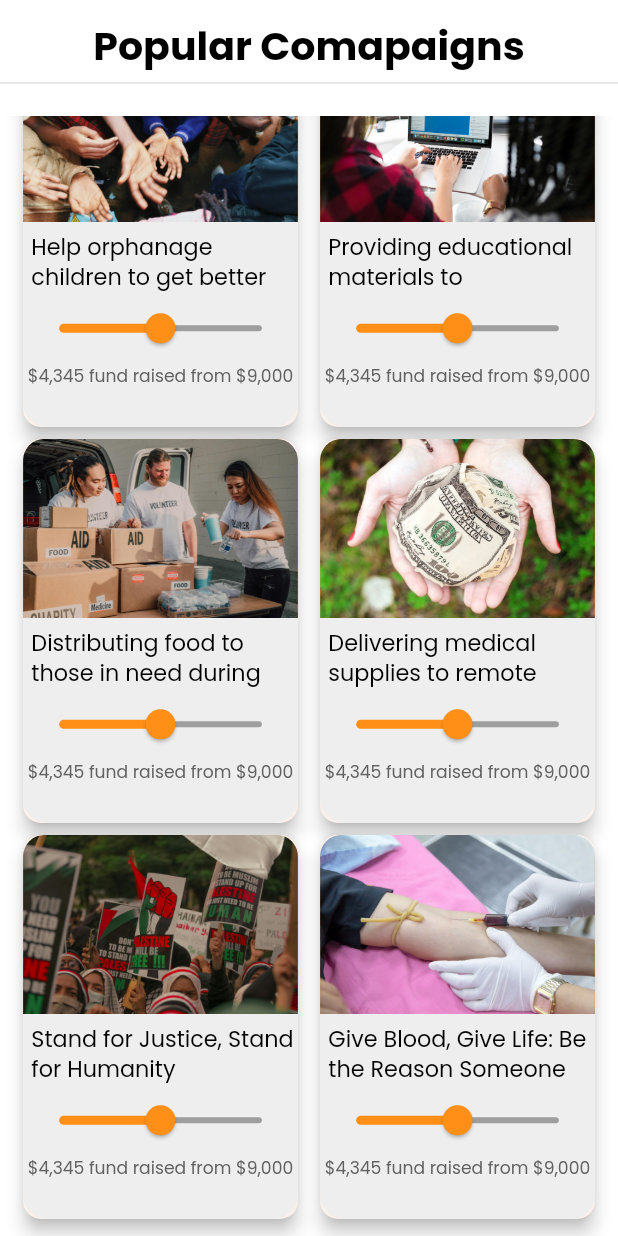
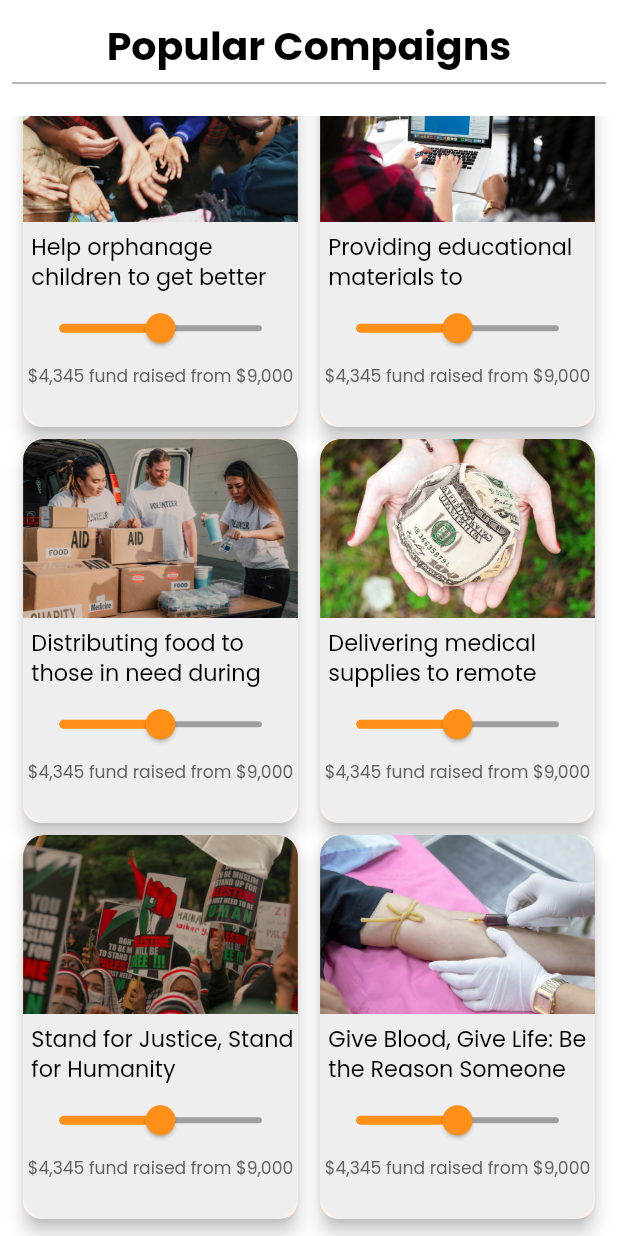
Before and after one commit to Iqra-Ilyas094093/helpo, a Flutter app: the Popularcompaigns screen opened by its route, scrolled down 61 dp, on a phone screen of 412 x 824 dp. Run offline on Flutter 3.47's test engine with Material 3 defaults, Android fonts, the phone set to English and light mode, and no system bars; our stand-ins replace animated_splash_screen, another_flushbar, carousel_slider, firebase_auth, firebase_core, fl_chart and 9 more; accounts and stored records are empty; project files that could hold a hidden picture were left out.

```diff
--- a/lib/utilites/validators/app_url.dart
+++ b/lib/utilites/validators/app_url.dart
@@ -3,7 +3,7 @@
 class AppUrl {
 
 
-  static var baseUrl = 'http://paykaro.beedesignx.com/api' ;
+  static var baseUrl = 'https://haqdaar.beedesignx.com/api' ;
 
   static var loginEndPoint =  '$baseUrl/login' ;
   static var registerApiEndPoint =  '$baseUrl/register' ;
--- a/lib/views/pages/menuScreen/menuScreen.dart
+++ b/lib/views/pages/menuScreen/menuScreen.dart
@@ -23,7 +23,10 @@ class menuScreen extends StatelessWidget {
                 ),
               ),
             ),
-            Divider(color: Colors.grey.shade300,),
+            Padding(
+              padding: const EdgeInsets.symmetric(horizontal: 8.0),
+              child: Divider(color: Colors.grey.shade500,),
+            ),
             SizedBox(height: 12.h,),
             Padding(
               padding: const EdgeInsets.symmetric(horizontal: 8.0,vertical: 12).h.w,
--- a/lib/views/pages/menuScreen/parts/RandomBarChart.dart
+++ b/lib/views/pages/menuScreen/parts/RandomBarChart.dart
@@ -65,11 +65,11 @@ class _RandomBarChartCardState extends State<RandomBarChartCard> {
   @override
   Widget build(BuildContext context) {
     return Card(
-      margin: const EdgeInsets.all(10).h.w,
+      margin: const EdgeInsets.all(10).w,
       elevation: 4,
       shape: RoundedRectangleBorder(borderRadius: BorderRadius.circular(12.r)),
       child: Padding(
-        padding: const EdgeInsets.all(16).h.w,
+        padding: const EdgeInsets.all(16).w,
         child: Column(
           crossAxisAlignment: CrossAxisAlignment.start,
           children: [
@@ -130,7 +130,7 @@ class _RandomBarChartCardState extends State<RandomBarChartCard> {
                   barTouchData: BarTouchData(enabled: false),
                 ),
                 swapAnimationDuration: const Duration(milliseconds: 800),
-                swapAnimationCurve: Curves.easeOutBack,
+                swapAnimationCurve: Curves.fastOutSlowIn,
               ),
             ),
           ],
--- a/lib/views/pages/menuScreen/parts/card.dart
+++ b/lib/views/pages/menuScreen/parts/card.dart
@@ -53,6 +53,7 @@ class CreditCardWidget extends StatelessWidget {
                           ),
                         ),
                         Text(
+                          // VISA
                           'VISA',
                           style: Theme.of(context).textTheme.titleLarge!.copyWith(
                             color: Colors.white,
@@ -63,6 +64,7 @@ class CreditCardWidget extends StatelessWidget {
                       ],
                     ),
                     Text(
+                    // **** **** **** 3456
                       '**** **** **** 3456',
                       style: Theme.of(context).textTheme.titleLarge!.copyWith(
                         color: Colors.white,
@@ -76,9 +78,11 @@ class CreditCardWidget extends StatelessWidget {
                         Column(
                           crossAxisAlignment: CrossAxisAlignment.start,
                           children: [
+                            // Card Holder
                             Text('Card Holder',
                                 style: Theme.of(context).textTheme.titleLarge!.copyWith(
                                     color: Colors.white70, fontSize: 12.sp)),
+                            // JOHN DOE
                             Text('JOHN DOE',
                                 style: Theme.of(context).textTheme.titleLarge!.copyWith(
                                     color: Colors.white,
@@ -89,9 +93,11 @@ class CreditCardWidget extends StatelessWidget {
                         Column(
                           crossAxisAlignment: CrossAxisAlignment.start,
                           children: [
+                            // Expires
                             Text('Expires',
                                 style: Theme.of(context).textTheme.titleLarge!.copyWith(
                                     color: Colors.white70, fontSize: 12.sp)),
+                            // '08/25'
                             Text('08/25',
                                 style: Theme.of(context).textTheme
                                 .titleLarge!.copyWith(
--- a/lib/views/pages/notificationScreen/notificationScreen.dart
+++ b/lib/views/pages/notificationScreen/notificationScreen.dart
@@ -54,7 +54,7 @@ class _notificationScreenState extends State<notificationScreen> {
           SizedBox(height: 12.h,),
           Center(
             child: Text(
-              'Notifications',
+              'Notification',
               style: Theme.of(context).textTheme.titleLarge!.copyWith(
                 fontWeight: FontWeight.bold,
                 fontSize: 23.sp,
--- a/lib/views/pages/popularCompaigns/popularCompaigns.dart
+++ b/lib/views/pages/popularCompaigns/popularCompaigns.dart
@@ -15,14 +15,17 @@ class Popularcompaigns extends StatelessWidget {
             SizedBox(height: 12.h,),
             Center(
               child: Text(
-                'Popular Comapaigns',
+                'Popular Compaigns',
                 style: Theme.of(context).textTheme.titleLarge!.copyWith(
                   fontWeight: FontWeight.bold,
                   fontSize: 23.sp,
                 ),
               ),
             ),
-            Divider(color: Colors.grey.shade300,),
+            Padding(
+              padding: const EdgeInsets.symmetric(horizontal: 8.0),
+              child: Divider(color: Colors.grey.shade500,),
+            ),
             SizedBox(height: 12.h,),
             Expanded(
               child: GridView.builder(
--- a/lib/views/pages/profileScreen/profileScreen.dart
+++ b/lib/views/pages/profileScreen/profileScreen.dart
@@ -18,7 +18,7 @@ class profileScreen extends StatelessWidget {
           child: CircleAvatar(
             radius: 70,
             backgroundColor: primaryColor,
-            child: Icon(Icons.person_2_outlined),
+            backgroundImage: AssetImage('assets/images/prof.jpg'),
           ),
         ),
         Padding(
@@ -26,6 +26,7 @@ class profileScreen extends StatelessWidget {
           child: fieldLabel(text: 'Talawish Sikandar'),
         ),
         Text(
+          // workflow094093@gmail.com
           'workflow094093@gmail.com',
           //15 500
           style: Theme.of(context).textTheme.headlineSmall!.copyWith(
```
Also changed, not shown: lib/views/pages/splashScreen.dart (+6 -1 lines).
